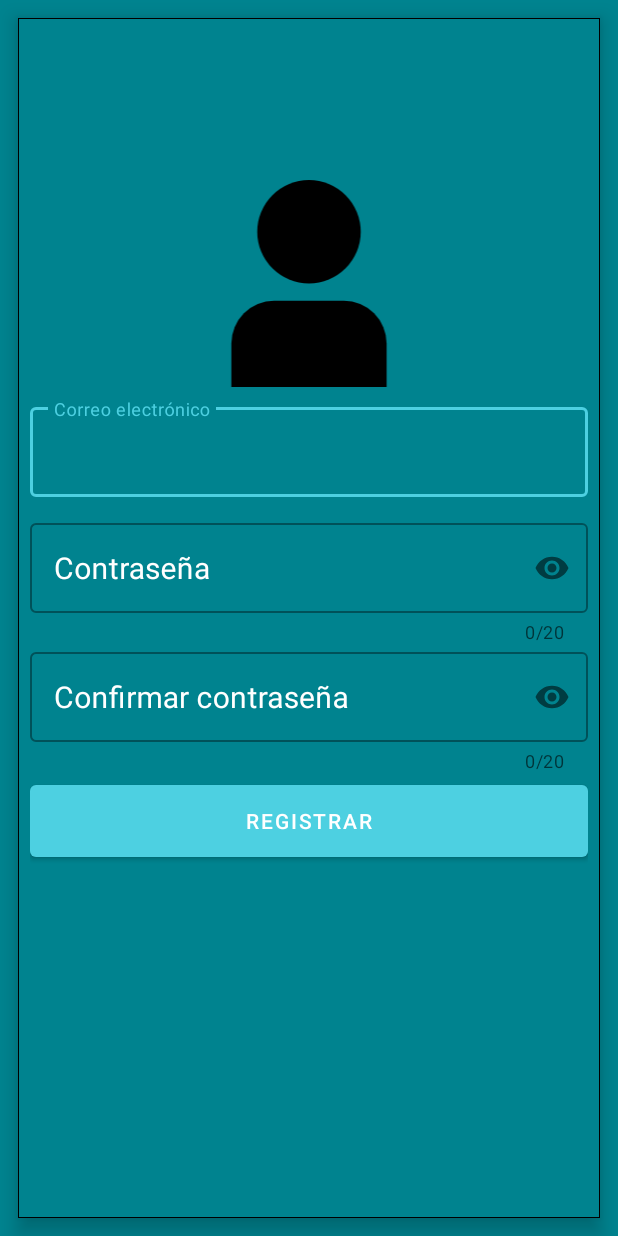
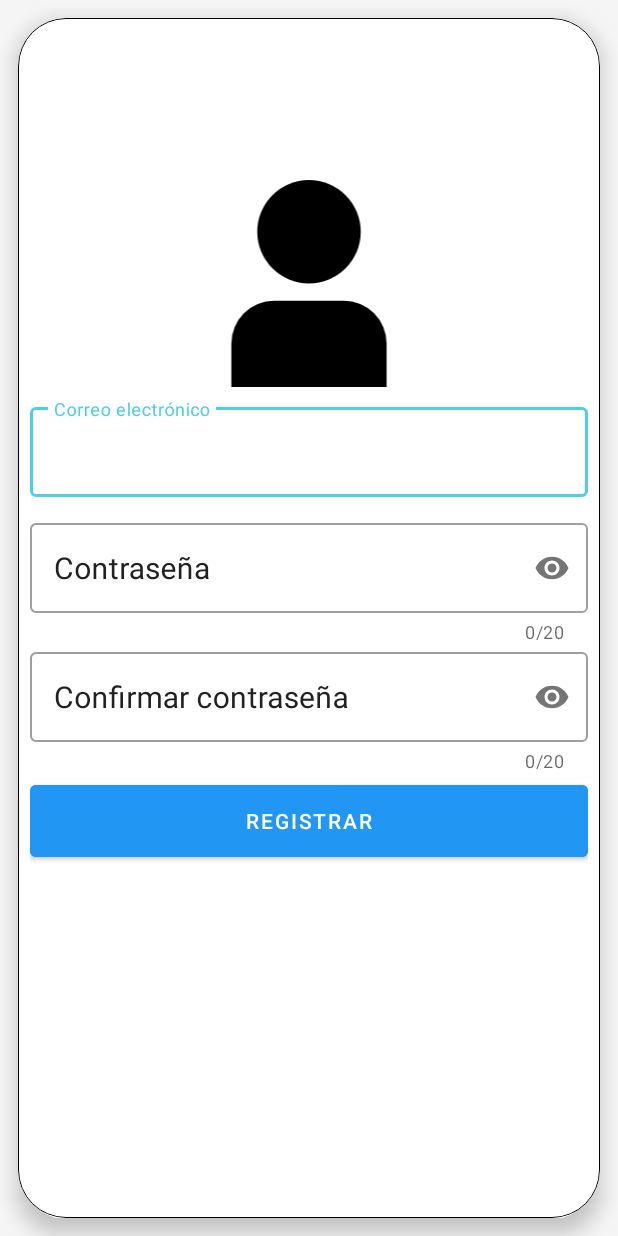
Before and after one commit to jorgeMartinezNajera/BicicleLlantas, an Android app: the RegisterActivity screen opened directly, with no data from a screen before it, on a phone screen of 412 x 824 dp. Run offline under Robolectric (Android 15) with nearby library versions, the light colour scheme and no system bars.

Commit message:
Cambio de la paleta de colores y redonde de contenedores en los formularios de registro e inicio de sesión

```diff
--- a/app/src/main/res/layout/activity_register.xml
+++ b/app/src/main/res/layout/activity_register.xml
@@ -3,17 +3,17 @@
     xmlns:app="http://schemas.android.com/apk/res-auto"
     android:layout_width="match_parent"
     android:layout_height="match_parent"
-    android:background="@color/_800">
+    android:background="@color/bgScreen">
 
     <com.google.android.material.card.MaterialCardView
         android:layout_width="match_parent"
         android:layout_height="match_parent"
         android:layout_margin="12dp"
-        app:cardCornerRadius="0dp"
+        app:cardCornerRadius="32dp"
         app:cardElevation="8dp"
         app:strokeColor="@color/black"
         app:strokeWidth="0.5dp"
-        android:backgroundTint="@color/_800">
+        android:backgroundTint="@color/bgContainer">
 
         <LinearLayout
             android:layout_width="match_parent"
@@ -37,7 +37,7 @@
                 android:layout_width="match_parent"
                 android:layout_height="wrap_content"
                 android:layout_marginTop="8dp"
-                android:textColorHint="@color/white">
+                android:textColorHint="@color/textFieldContent">
 
                 <com.google.android.material.textfield.TextInputEditText
                     android:id="@+id/txtCorreoEt"
@@ -48,7 +48,7 @@
                     android:paddingHorizontal="12dp"
                     android:paddingVertical="12dp"
                     android:textSize="20sp"
-                    android:textColor="@color/white"></com.google.android.material.textfield.TextInputEditText>
+                    android:textColor="@color/textFieldContent"></com.google.android.material.textfield.TextInputEditText>
             </com.google.android.material.textfield.TextInputLayout>
 
             <!--contraseña-->
@@ -58,7 +58,7 @@
                 android:layout_width="match_parent"
                 android:layout_height="wrap_content"
                 android:layout_marginTop="12dp"
-                android:textColorHint="@color/white"
+                android:textColorHint="@color/textFieldContent"
                 app:counterEnabled="true"
                 app:counterMaxLength="20"
                 app:passwordToggleEnabled="true">
@@ -73,7 +73,7 @@
                     android:maxLength="20"
                     android:paddingHorizontal="12dp"
                     android:paddingVertical="12dp"
-                    android:textColor="@color/white"></com.google.android.material.textfield.TextInputEditText>
+                    android:textColor="@color/textFieldContent"></com.google.android.material.textfield.TextInputEditText>
             </com.google.android.material.textfield.TextInputLayout>
 
             <!--confirmar contraseña-->
@@ -82,7 +82,7 @@
                 style="@style/Widget.MaterialComponents.TextInputLayout.OutlinedBox"
                 android:layout_width="match_parent"
                 android:layout_height="wrap_content"
-                android:textColorHint="@color/white"
+                android:textColorHint="@color/textFieldContent"
                 app:counterEnabled="true"
                 app:counterMaxLength="20"
                 app:passwordToggleEnabled="true">
@@ -97,7 +97,7 @@
                     android:paddingHorizontal="12dp"
                     android:paddingVertical="12dp"
                     android:textSize="20sp"
-                    android:textColor="@color/white"></com.google.android.material.textfield.TextInputEditText>
+                    android:textColor="@color/textFieldContent"></com.google.android.material.textfield.TextInputEditText>
             </com.google.android.material.textfield.TextInputLayout>
 
             <!--btnRegistrar-->
@@ -109,7 +109,8 @@
                 android:layout_marginTop="8dp"
                 android:insetTop="0dp"
                 android:insetBottom="0dp"
-                android:text="Registrar">
+                android:text="Registrar"
+                android:backgroundTint="@color/bgButton">
             </com.google.android.material.button.MaterialButton>
 
         </LinearLayout>
--- a/app/src/main/res/values/colors.xml
+++ b/app/src/main/res/values/colors.xml
@@ -18,4 +18,13 @@
     <color name="A400">#00E5FF</color>
     <color name="A700">#00B8D4</color>
     <color name = "colorNuevo">#245613</color>
+
+    <color name ="bgScreen">#F5F5F5</color>
+    <color name="bgContainer">#FFFFFF</color>
+    <color name ="title">#212121</color>
+    <color name="text">#212121</color>
+    <color name="bgButton">#2196F3</color>
+    <color name="txtBtn">#FAFAFA</color>
+    <color name="bgText">#FAFAFA</color>
+    <color name="textFieldContent">#212121</color>
 </resources>
```
Also changed, not shown: app/src/main/res/layout/activity_fin_compra.xml (+10 -10 lines), app/src/main/res/layout/activity_home.xml (+6 -6 lines), app/src/main/res/layout/activity_login.xml (+10 -9 lines), app/src/main/res/layout/activity_main_carrito.xml (+18 -13 lines).
